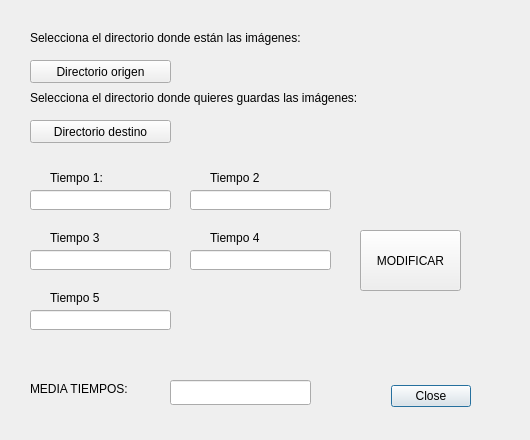
tlemar00/BancoDePruebas, file CODIGO/dialog1.ui: the form before one commit.
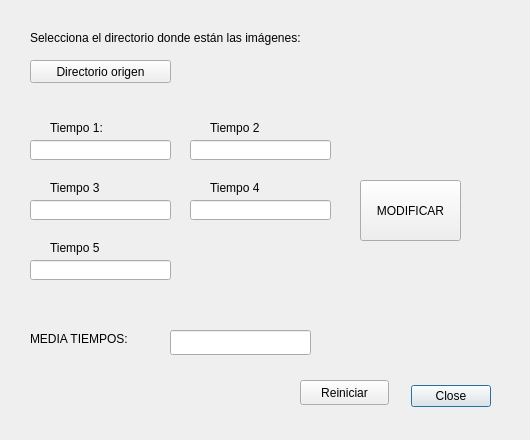
The form after the commit.

```diff
--- a/CODIGO/dialog1.ui
+++ b/CODIGO/dialog1.ui
@@ -16,7 +16,7 @@
   <widget class="QDialogButtonBox" name="buttonBox">
    <property name="geometry">
     <rect>
-     <x>130</x>
+     <x>150</x>
      <y>380</y>
      <width>341</width>
      <height>32</height>
@@ -45,24 +45,11 @@
     <string>Selecciona el directorio donde están las imágenes:</string>
    </property>
   </widget>
-  <widget class="QLabel" name="label_2">
-   <property name="geometry">
-    <rect>
-     <x>30</x>
-     <y>90</y>
-     <width>491</width>
-     <height>16</height>
-    </rect>
-   </property>
-   <property name="text">
-    <string>Selecciona el directorio donde quieres guardas las imágenes:</string>
-   </property>
-  </widget>
   <widget class="QPushButton" name="pushButton">
    <property name="geometry">
     <rect>
      <x>360</x>
-     <y>230</y>
+     <y>180</y>
      <width>101</width>
      <height>61</height>
     </rect>
@@ -84,24 +71,11 @@
     <string>Directorio origen</string>
    </property>
   </widget>
-  <widget class="QPushButton" name="pushButton_3">
-   <property name="geometry">
-    <rect>
-     <x>30</x>
-     <y>120</y>
-     <width>141</width>
-     <height>23</height>
-    </rect>
-   </property>
-   <property name="text">
-    <string>Directorio destino</string>
-   </property>
-  </widget>
   <widget class="QLineEdit" name="tiempo2">
    <property name="geometry">
     <rect>
      <x>190</x>
-     <y>190</y>
+     <y>140</y>
      <width>141</width>
      <height>20</height>
     </rect>
@@ -111,7 +85,7 @@
    <property name="geometry">
     <rect>
      <x>210</x>
-     <y>170</y>
+     <y>120</y>
      <width>71</width>
      <height>16</height>
     </rect>
@@ -124,7 +98,7 @@
    <property name="geometry">
     <rect>
      <x>50</x>
-     <y>230</y>
+     <y>180</y>
      <width>71</width>
      <height>16</height>
     </rect>
@@ -137,7 +111,7 @@
    <property name="geometry">
     <rect>
      <x>30</x>
-     <y>190</y>
+     <y>140</y>
      <width>141</width>
      <height>20</height>
     </rect>
@@ -147,7 +121,7 @@
    <property name="geometry">
     <rect>
      <x>30</x>
-     <y>310</y>
+     <y>260</y>
      <width>141</width>
      <height>20</height>
     </rect>
@@ -157,7 +131,7 @@
    <property name="geometry">
     <rect>
      <x>50</x>
-     <y>290</y>
+     <y>240</y>
      <width>71</width>
      <height>16</height>
     </rect>
@@ -170,7 +144,7 @@
    <property name="geometry">
     <rect>
      <x>190</x>
-     <y>250</y>
+     <y>200</y>
      <width>141</width>
      <height>20</height>
     </rect>
@@ -180,7 +154,7 @@
    <property name="geometry">
     <rect>
      <x>210</x>
-     <y>230</y>
+     <y>180</y>
      <width>71</width>
      <height>16</height>
     </rect>
@@ -193,7 +167,7 @@
    <property name="geometry">
     <rect>
      <x>50</x>
-     <y>170</y>
+     <y>120</y>
      <width>61</width>
      <height>16</height>
     </rect>
@@ -206,7 +180,7 @@
    <property name="geometry">
     <rect>
      <x>30</x>
-     <y>250</y>
+     <y>200</y>
      <width>141</width>
      <height>20</height>
     </rect>
@@ -216,7 +190,7 @@
    <property name="geometry">
     <rect>
      <x>170</x>
-     <y>380</y>
+     <y>330</y>
      <width>141</width>
      <height>25</height>
     </rect>
@@ -226,7 +200,7 @@
    <property name="geometry">
     <rect>
      <x>30</x>
-     <y>380</y>
+     <y>330</y>
      <width>131</width>
      <height>17</height>
     </rect>
@@ -235,6 +209,19 @@
     <string>MEDIA TIEMPOS:</string>
    </property>
   </widget>
+  <widget class="QPushButton" name="pushButton_3">
+   <property name="geometry">
+    <rect>
+     <x>300</x>
+     <y>380</y>
+     <width>89</width>
+     <height>25</height>
+    </rect>
+   </property>
+   <property name="text">
+    <string>Reiniciar</string>
+   </property>
+  </widget>
  </widget>
  <resources/>
  <connections>
```
